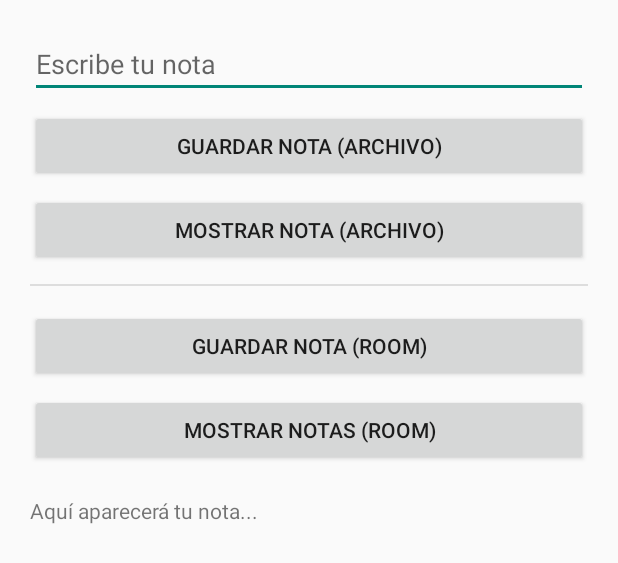
After one commit to ZyoN31/NotasAppZ, an Android app built with Jetpack Compose: the layout activity_main.xml on its own in the app's theme, with its tools: preview values and no code run, on a phone screen of 412 x 824 dp. The commit adds this screen. Shown: the top 563 px of the screen. Run offline under Robolectric (Android 15) with nearby library versions, the phone set to English and light mode, and no system bars.

Commit message:
Primeros Pasos funcionales para NotasApp

```diff
--- /dev/null
+++ b/app/src/main/res/layout/activity_main.xml
@@ -0,0 +1,56 @@
+<?xml version="1.0" encoding="utf-8"?>
+<LinearLayout xmlns:android="http://schemas.android.com/apk/res/android"
+    android:orientation="vertical"
+    android:padding="20dp"
+    android:gravity="center_horizontal"
+    android:layout_width="match_parent"
+    android:layout_height="match_parent">
+
+    <EditText
+        android:id="@+id/txtNota"
+        android:hint="Escribe tu nota"
+        android:layout_width="match_parent"
+        android:layout_height="wrap_content"/>
+
+    <Button
+        android:id="@+id/btnGuardar"
+        android:text="Guardar Nota (archivo)"
+        android:layout_width="match_parent"
+        android:layout_height="wrap_content"
+        android:layout_marginTop="8dp"/>
+
+    <Button
+        android:id="@+id/btnMostrar"
+        android:text="Mostrar Nota (archivo)"
+        android:layout_width="match_parent"
+        android:layout_height="wrap_content"
+        android:layout_marginTop="8dp"/>
+
+    <View
+        android:layout_width="match_parent"
+        android:layout_height="1dp"
+        android:background="#DDDDDD"
+        android:layout_marginTop="12dp"/>
+
+    <Button
+        android:id="@+id/btnGuardarRoom"
+        android:text="Guardar Nota (Room)"
+        android:layout_width="match_parent"
+        android:layout_height="wrap_content"
+        android:layout_marginTop="16dp"/>
+
+    <Button
+        android:id="@+id/btnMostrarRoom"
+        android:text="Mostrar Notas (Room)"
+        android:layout_width="match_parent"
+        android:layout_height="wrap_content"
+        android:layout_marginTop="8dp"/>
+
+    <TextView
+        android:id="@+id/txtResultado"
+        android:text="Aquí aparecerá tu nota..."
+        android:layout_width="match_parent"
+        android:layout_height="wrap_content"
+        android:paddingTop="20dp"/>
+
+</LinearLayout>
```
Also changed, not shown: app/build.gradle.kts (+7 -0 lines), app/src/main/java/com/zyondev/notasapp/AppDatabase.kt (added, +27 -0 lines), app/src/main/java/com/zyondev/notasapp/MainActivity.kt (+79 -38 lines), app/src/main/java/com/zyondev/notasapp/Nota.kt (added, +10 -0 lines), app/src/main/java/com/zyondev/notasapp/NotaDao.kt (added, +17 -0 lines).
